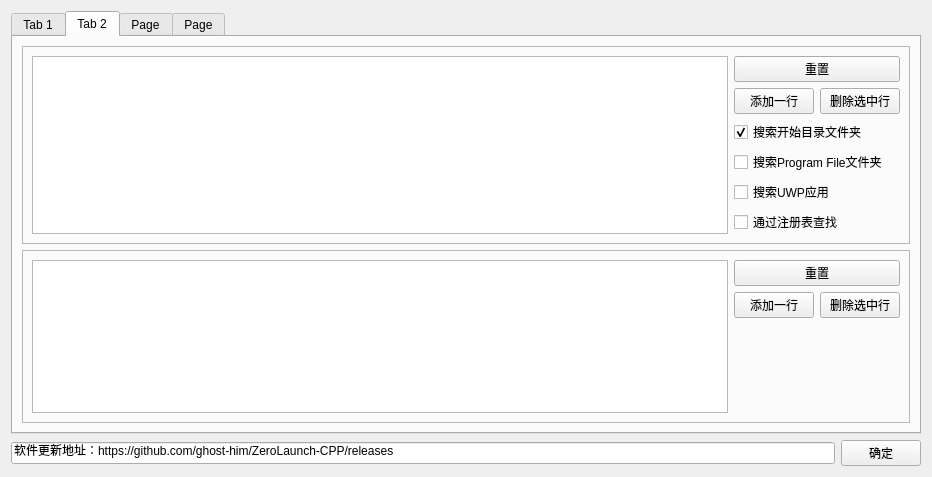
This is ui/settingwindow.ui in ghost-him/ZeroLaunch-CPP as Qt 5 draws it before an edit. The edited form follows.
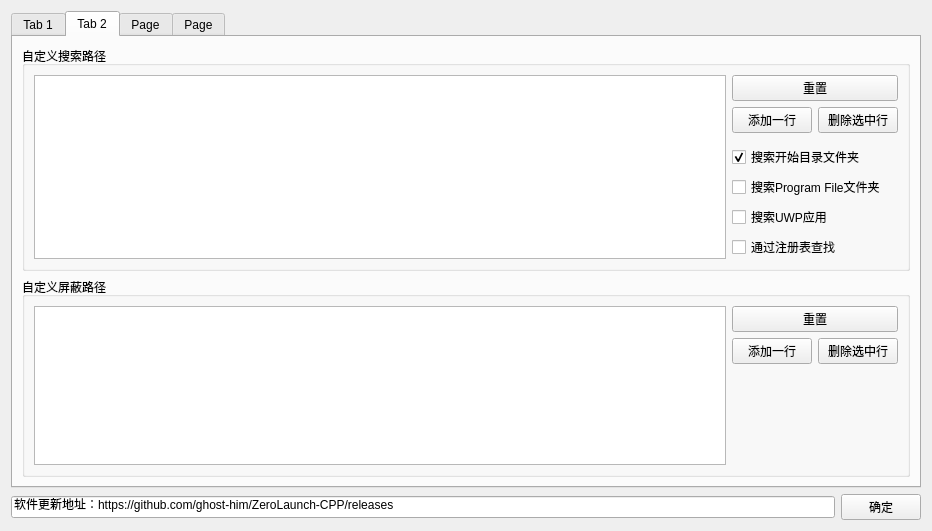
This is the edited form. The open tabs and pages were chosen to show the change.

The edit to the form file:
```diff
--- a/ui/settingwindow.ui
+++ b/ui/settingwindow.ui
@@ -7,7 +7,7 @@
     <x>0</x>
     <y>0</y>
     <width>932</width>
-    <height>477</height>
+    <height>531</height>
    </rect>
   </property>
   <property name="windowTitle">
@@ -162,14 +162,11 @@
       <attribute name="title">
        <string>Tab 2</string>
       </attribute>
-      <layout class="QGridLayout" name="gridLayout">
-       <item row="0" column="0">
-        <widget class="QFrame" name="frame">
-         <property name="frameShape">
-          <enum>QFrame::StyledPanel</enum>
-         </property>
-         <property name="frameShadow">
-          <enum>QFrame::Raised</enum>
+      <layout class="QVBoxLayout" name="verticalLayout_6">
+       <item>
+        <widget class="QGroupBox" name="groupBox">
+         <property name="title">
+          <string>自定义搜索路径</string>
          </property>
          <layout class="QHBoxLayout" name="horizontalLayout_2">
           <item>
@@ -257,13 +254,10 @@
          </layout>
         </widget>
        </item>
-       <item row="1" column="0">
-        <widget class="QFrame" name="frame_2">
-         <property name="frameShape">
-          <enum>QFrame::StyledPanel</enum>
-         </property>
-         <property name="frameShadow">
-          <enum>QFrame::Raised</enum>
+       <item>
+        <widget class="QGroupBox" name="groupBox_2">
+         <property name="title">
+          <string>自定义屏蔽路径</string>
          </property>
          <layout class="QHBoxLayout" name="horizontalLayout_4">
           <item>
```
Left out of the diff: 2 changed lines with no effect on the pictures.
